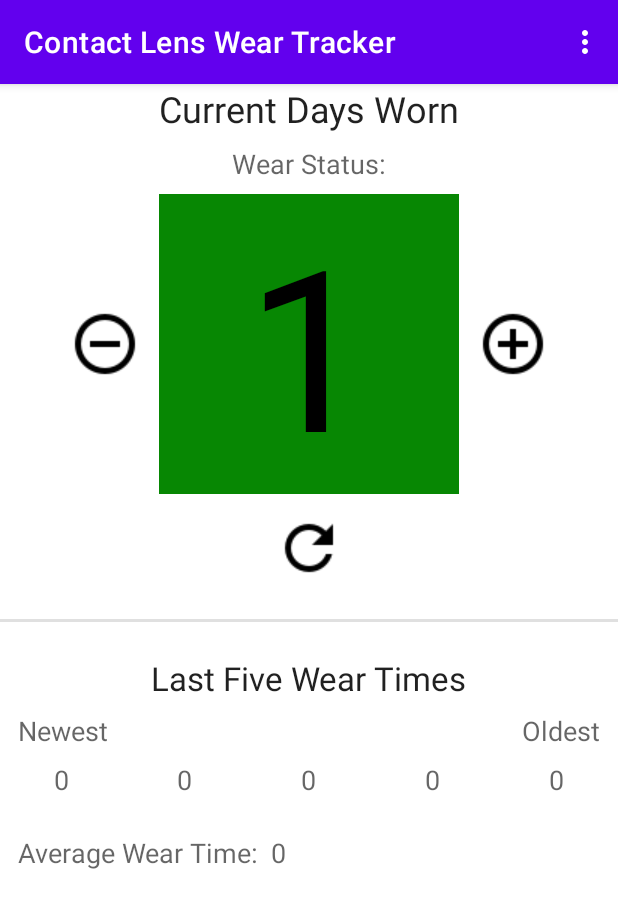
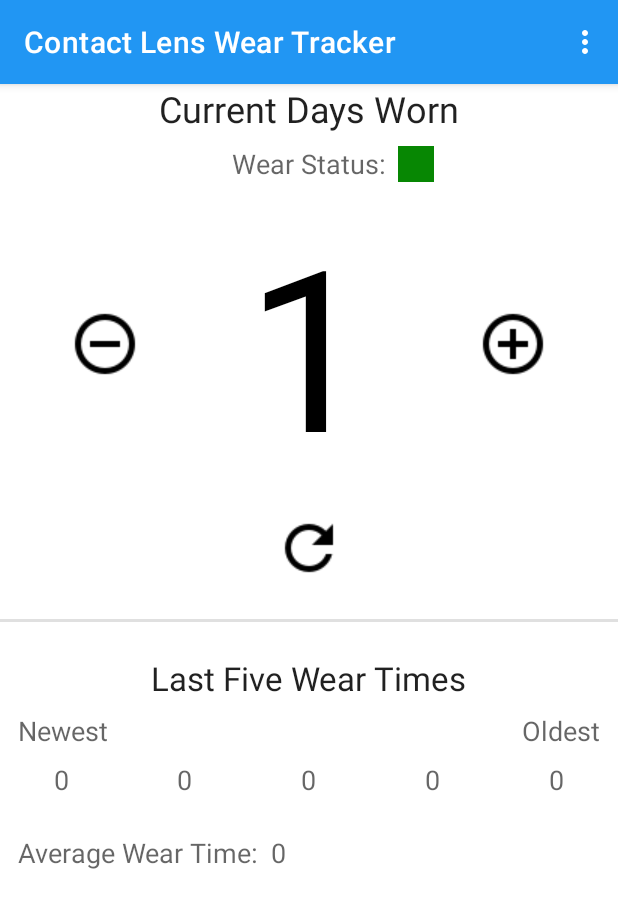
Before and after one commit to biddlecom/ContactLensWearTracker, an Android app: the screen it shows after launch (MainActivity), after a tap on "Plus", on a phone screen of 412 x 824 dp. Shown: the top 908 px of the screen. Run offline under Robolectric (Android 15) with nearby library versions, the phone set to English and light mode, and no system bars; 2 other taps on this screen came first.

Commit message:
Complete Wear Status
-Complete wear status indicator text view code.
-update status bar colors from purple to blue.
-add blue colors for use in the themes.

```diff
--- a/app/src/main/java/com/danielbiddlecom/contactlensweartracker/MainActivity.java
+++ b/app/src/main/java/com/danielbiddlecom/contactlensweartracker/MainActivity.java
@@ -4,7 +4,6 @@ import androidx.appcompat.app.AppCompatActivity;
 
 import android.content.Intent;
 import android.content.SharedPreferences;
-import android.graphics.Color;
 import android.net.Uri;
 import android.os.Bundle;
 import android.view.Menu;
@@ -74,7 +73,7 @@ public class MainActivity extends AppCompatActivity {
         //Prefs so that we can show the user where they are in their contact lens wear cycle every
         //time they open the app.
         //Finding the text view.
-        mMainWearStatusColorTV.findViewById(R.id.main_wear_status_color_tv);
+        mMainWearStatusColorTV = findViewById(R.id.main_wear_status_color_tv);
 
         //This button will decrease the count in the "Current Days Worn" counter TextView.
         //Finding the button and setting an onClick Listener on it.
@@ -103,6 +102,9 @@ public class MainActivity extends AppCompatActivity {
             @Override
             public void onClick(View view) {
                 resetCurrentDaysWorn();
+                //Resetting the Wear Status Color to Green since we are resetting the Current Lens
+                //Count to zero (0).
+                mMainWearStatusColorTV.setBackgroundResource(R.color.wear_status_green);
             }
         });
 
@@ -213,7 +215,7 @@ public class MainActivity extends AppCompatActivity {
         //Getting the Contact Lens Wear Tracker Shared Preferences.
         SharedPreferences contactLensWearSharedPreferences = getSharedPreferences(CONTACT_LENS_WEAR_TRACKER_PREFS, MODE_PRIVATE);
         if (mCurrentLensCountInteger >= 0 && mCurrentLensCountInteger <= 8) {
-            mMainLensCounterTV.setBackgroundResource(R.color.wear_status_green);
+            mMainWearStatusColorTV.setBackgroundResource(R.color.wear_status_green);
             //Save the Current Lens Count Integer value into the Shared Preferences.
             SharedPreferences.Editor sharedPrefsCurrentLensCountIntEditor = contactLensWearSharedPreferences.edit();
             sharedPrefsCurrentLensCountIntEditor.putInt(mCurrentLensCountIntPref, mCurrentLensCountInteger);
@@ -221,7 +223,7 @@ public class MainActivity extends AppCompatActivity {
         }
 
         if (mCurrentLensCountInteger >= 9 && mCurrentLensCountInteger <= 13) {
-            mMainLensCounterTV.setBackgroundResource(R.color.wear_status_yellow);
+            mMainWearStatusColorTV.setBackgroundResource(R.color.wear_status_yellow);
             //Save the Current Lens Count Integer value into the Shared Preferences.
             SharedPreferences.Editor sharedPrefsCurrentLensCountIntEditor = contactLensWearSharedPreferences.edit();
             sharedPrefsCurrentLensCountIntEditor.putInt(mCurrentLensCountIntPref, mCurrentLensCountInteger);
@@ -229,7 +231,7 @@ public class MainActivity extends AppCompatActivity {
         }
 
         if (mCurrentLensCountInteger >= 14) {
-            mMainLensCounterTV.setBackgroundResource(R.color.wear_status_red);
+            mMainWearStatusColorTV.setBackgroundResource(R.color.wear_status_red);
             //Save the Current Lens Count Integer value into the Shared Preferences.
             SharedPreferences.Editor sharedPrefsCurrentLensCountIntEditor = contactLensWearSharedPreferences.edit();
             sharedPrefsCurrentLensCountIntEditor.putInt(mCurrentLensCountIntPref, mCurrentLensCountInteger);
@@ -597,7 +599,11 @@ public class MainActivity extends AppCompatActivity {
             //The user is NOT new so we will get all the values from the shared preferences and put
             //them into their respective text views.
 
-            //TODO: get the CurrentLensCountInteger from the shared prefs and set it into the wear status color textview.
+            //Getting the Current Lens Count Integer from the Shared Preferences and then calling
+            //the checkForColorChange method to determine what color to set in the Wear Status
+            //text view.
+            mCurrentLensCountInteger = contactLensWearSharedPreferences.getInt(mCurrentLensCountIntPref, 0);
+            checkForColorChange();
 
             //Get the value of the mCurrentLensCountPref shared preference and update the value of the
             //"Current Days Worn" text view.
--- a/app/src/main/res/values-night/themes.xml
+++ b/app/src/main/res/values-night/themes.xml
@@ -2,8 +2,8 @@
     <!-- Base application theme. -->
     <style name="Theme.ContactLensWearTracker" parent="Theme.MaterialComponents.DayNight.DarkActionBar">
         <!-- Primary brand color. -->
-        <item name="colorPrimary">@color/purple_200</item>
-        <item name="colorPrimaryVariant">@color/purple_700</item>
+        <item name="colorPrimary">@color/blue_50_200</item>
+        <item name="colorPrimaryVariant">@color/blue_50_700</item>
         <item name="colorOnPrimary">@color/black</item>
         <!-- Secondary brand color. -->
         <item name="colorSecondary">@color/teal_200</item>
--- a/app/src/main/res/values/colors.xml
+++ b/app/src/main/res/values/colors.xml
@@ -12,6 +12,9 @@
     <color name="gray_50_300">#E0E0E0</color>
     <color name="gray_50_400">#BDBDBD</color>
     <color name="gray_50_500">#9E9E9E</color>
+    <color name="blue_50_200">#90CAF9</color>
+    <color name="blue_50_500">#2196F3</color>
+    <color name="blue_50_700">#1976D2</color>
     <color name="blue_50_a_700">#2962FF</color>
     <color name="wear_status_green">#078703</color>
     <color name="wear_status_yellow">#FEE528</color>
--- a/app/src/main/res/values/themes.xml
+++ b/app/src/main/res/values/themes.xml
@@ -2,8 +2,8 @@
     <!-- Base application theme. -->
     <style name="Theme.ContactLensWearTracker" parent="Theme.MaterialComponents.DayNight.DarkActionBar">
         <!-- Primary brand color. -->
-        <item name="colorPrimary">@color/purple_500</item>
-        <item name="colorPrimaryVariant">@color/purple_700</item>
+        <item name="colorPrimary">@color/blue_50_500</item>
+        <item name="colorPrimaryVariant">@color/blue_50_700</item>
         <item name="colorOnPrimary">@color/white</item>
         <!-- Secondary brand color. -->
         <item name="colorSecondary">@color/teal_200</item>
```
